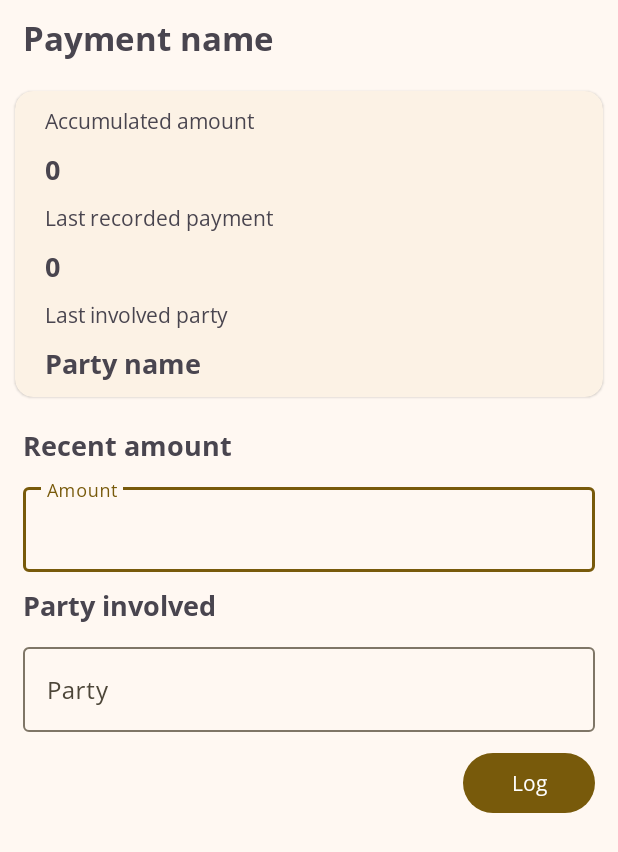
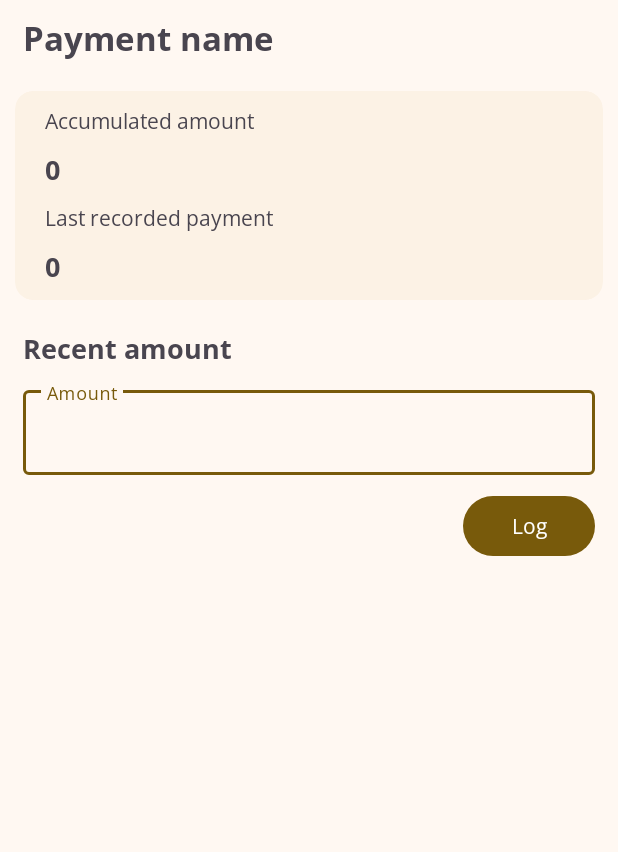
Before and after one commit to Moses583/Fuel_Save, an Android app: the RecordPaymentActivity screen opened directly, with no data from a screen before it, on a phone screen of 412 x 824 dp. Shown: the top 852 px of the screen. Run offline under Robolectric (Android 15) with nearby library versions, the phone set to English and light mode, and no system bars; 1 statement that could not run was skipped.

Commit message:
Cash flow management functionality added

```diff
--- a/app/src/main/java/com/ravemaster/fuelsave/adapters/CashAdapter.java
+++ b/app/src/main/java/com/ravemaster/fuelsave/adapters/CashAdapter.java
@@ -62,8 +62,8 @@ public class CashAdapter extends RecyclerView.Adapter<CashAdapter.CashViewHolder
 
         void setCashData(Cash cash){
             binding.cashEntityName.setText(cash.name);
-            binding.cashAmount.setText("Last payment: "+cash.amount);
-            binding.partyInvolved.setText("Made by: "+cash.party);
+            binding.partyInvolved.setText("Total amount : "+cash.accumulated);
+            binding.cashAmount.setText("Last record : "+cash.amount);
         }
     }
 
--- a/app/src/main/java/com/ravemaster/fuelsave/models/Cash.java
+++ b/app/src/main/java/com/ravemaster/fuelsave/models/Cash.java
@@ -3,12 +3,11 @@ package com.ravemaster.fuelsave.models;
 import java.io.Serializable;
 
 public class Cash implements Serializable {
-    public String name, amount, party, accumulated;
+    public String name, amount, accumulated;
 
-    public Cash(String name, String amount, String party, String accumulated) {
+    public Cash(String name, String amount, String accumulated) {
         this.name = name;
         this.amount = amount;
-        this.party = party;
         this.accumulated = accumulated;
     }
 }
--- a/app/src/main/res/layout/activity_record_payment.xml
+++ b/app/src/main/res/layout/activity_record_payment.xml
@@ -69,23 +69,6 @@
                     android:layout_marginBottom="10dp"
                     android:textStyle="bold"
                     android:id="@+id/amountPayment"/>
-                <TextView
-                    android:layout_width="wrap_content"
-                    android:layout_height="wrap_content"
-                    android:layout_gravity="start"
-                    android:text="Last involved party"
-                    android:layout_marginStart="20dp"
-                    android:layout_marginBottom="10dp"/>
-                <TextView
-                    android:layout_width="wrap_content"
-                    android:layout_height="wrap_content"
-                    android:layout_gravity="start"
-                    android:text="Party name"
-                    android:textSize="18sp"
-                    android:layout_marginStart="20dp"
-                    android:layout_marginBottom="10dp"
-                    android:textStyle="bold"
-                    android:id="@+id/partyPayment"/>
             </LinearLayout>
         </com.google.android.material.card.MaterialCardView>
         <TextView
@@ -111,28 +94,6 @@
                 android:layout_height="wrap_content"/>
 
         </com.google.android.material.textfield.TextInputLayout>
-        <TextView
-            android:layout_width="wrap_content"
-            android:layout_height="wrap_content"
-            android:layout_gravity="start"
-            android:text="Party involved"
-            android:textSize="18sp"
-            android:layout_marginStart="15dp"
-            android:layout_marginBottom="10dp"
-            android:textStyle="bold"/>
-        <com.google.android.material.textfield.TextInputLayout
-            android:layout_width="match_parent"
-            android:layout_height="wrap_content"
-            android:id="@+id/layoutEnterParty"
-            android:layout_marginStart="15dp"
-            android:layout_marginEnd="15dp"
-            android:layout_marginBottom="10dp"
-            android:hint="Party">
-            <com.google.android.material.textfield.TextInputEditText
-                android:layout_width="match_parent"
-                android:layout_height="wrap_content"/>
-
-        </com.google.android.material.textfield.TextInputLayout>
 
         <Button
             android:layout_width="wrap_content"
```
Also changed, not shown: app/src/main/java/com/ravemaster/fuelsave/activities/RecordPaymentActivity.java (+3 -7 lines), app/src/main/java/com/ravemaster/fuelsave/database/DBHelper.java (+4 -6 lines), app/src/main/java/com/ravemaster/fuelsave/fragments/CashFragment.java (+6 -7 lines).
